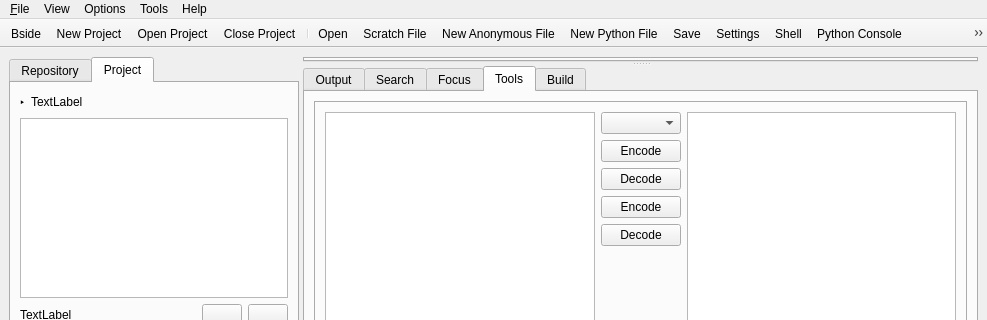
The window that src/mainwindow.ui (jplozf/bside) describes before a commit, drawn with Qt 5; both pictures show x 0 to 987 and y 0 to 320 of the 987 by 628 pixel window.
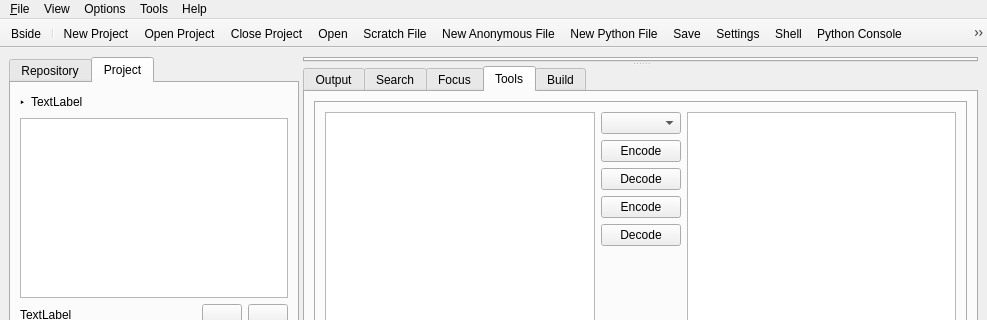
The same window after the commit. Icons and pictures are not drawn.

Diff of the .ui file:
```diff
--- a/src/mainwindow.ui
+++ b/src/mainwindow.ui
@@ -2174,10 +2174,10 @@
     <bool>false</bool>
    </attribute>
    <addaction name="actionBside"/>
+   <addaction name="separator"/>
    <addaction name="actionNewProject"/>
    <addaction name="actionOpenProject"/>
    <addaction name="actionCloseProject"/>
-   <addaction name="separator"/>
    <addaction name="actionOpenFile"/>
    <addaction name="actionScratchFile"/>
    <addaction name="actionNewAnonymousFile"/>
@@ -2189,6 +2189,8 @@
    <addaction name="actionRunScript"/>
    <addaction name="actionPythonHelp"/>
    <addaction name="separator"/>
+   <addaction name="actionSplitVertical"/>
+   <addaction name="actionSplitHorizontal"/>
   </widget>
   <action name="actionQuit">
    <property name="icon">
@@ -2441,6 +2443,24 @@
     <string>Bside</string>
    </property>
   </action>
+  <action name="actionSplitVertical">
+   <property name="icon">
+    <iconset>
+     <normaloff>pix/silk/icons/application_tile_horizontal.png</normaloff>pix/silk/icons/application_tile_horizontal.png</iconset>
+   </property>
+   <property name="text">
+    <string>Split Vertical</string>
+   </property>
+  </action>
+  <action name="actionSplitHorizontal">
+   <property name="icon">
+    <iconset>
+     <normaloff>pix/silk/icons/application_split.png</normaloff>pix/silk/icons/application_split.png</iconset>
+   </property>
+   <property name="text">
+    <string>Split Horizontal</string>
+   </property>
+  </action>
  </widget>
  <resources>
   <include location="bside.qrc"/>
```
